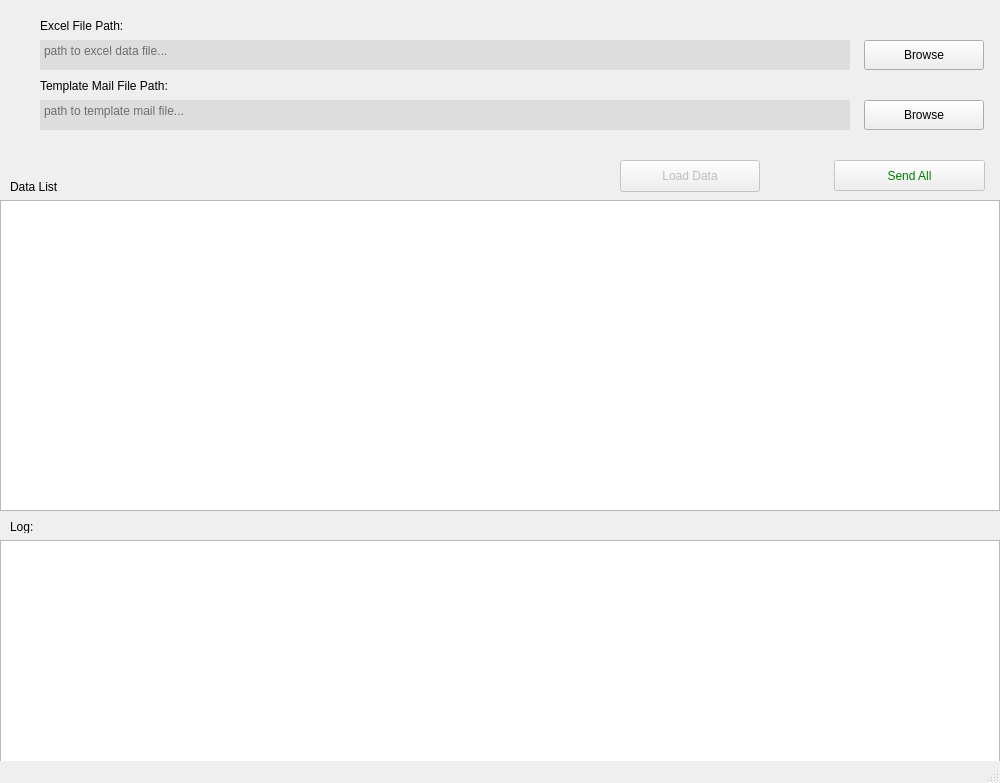
Above: gui/resource/main_stage.ui from nmhillusion/py-send-template-mail before the change. Below: the same form after it.
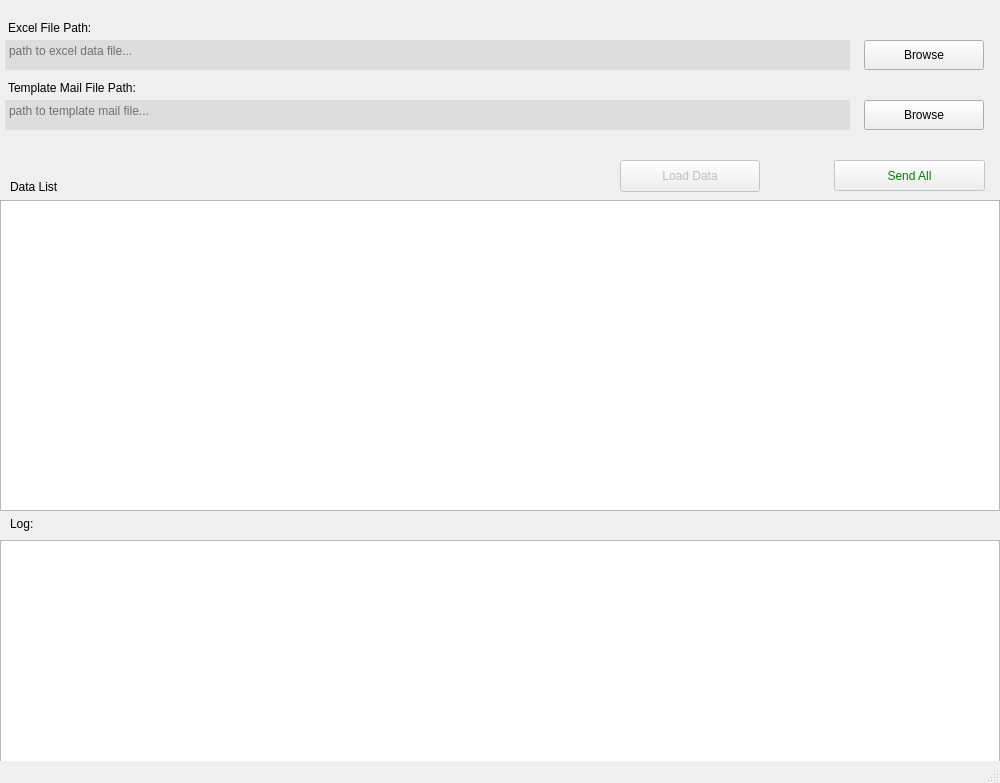
That is the form after the change.

```diff
--- a/gui/resource/main_stage.ui
+++ b/gui/resource/main_stage.ui
@@ -42,9 +42,9 @@
     </property>
     <property name="geometry">
      <rect>
-      <x>40</x>
+      <x>5</x>
       <y>40</y>
-      <width>810</width>
+      <width>845</width>
       <height>30</height>
      </rect>
     </property>
@@ -150,9 +150,9 @@
     <property name="geometry">
      <rect>
       <x>10</x>
-      <y>520</y>
+      <y>515</y>
       <width>47</width>
-      <height>13</height>
+      <height>18</height>
      </rect>
     </property>
     <property name="text">
@@ -175,9 +175,9 @@
    <widget class="QTextEdit" name="inpTemplateFilePath">
     <property name="geometry">
      <rect>
-      <x>40</x>
+      <x>5</x>
       <y>100</y>
-      <width>810</width>
+      <width>845</width>
       <height>30</height>
      </rect>
     </property>
@@ -216,10 +216,10 @@
    <widget class="QLabel" name="label_3">
     <property name="geometry">
      <rect>
-      <x>40</x>
+      <x>8</x>
       <y>10</y>
-      <width>121</width>
-      <height>31</height>
+      <width>155</width>
+      <height>35</height>
      </rect>
     </property>
     <property name="text">
@@ -229,10 +229,10 @@
    <widget class="QLabel" name="label_4">
     <property name="geometry">
      <rect>
-      <x>40</x>
+      <x>8</x>
       <y>75</y>
-      <width>151</width>
-      <height>21</height>
+      <width>185</width>
+      <height>25</height>
      </rect>
     </property>
     <property name="text">
```
Left out of the diff: 8 changed lines with no effect on the pictures.
